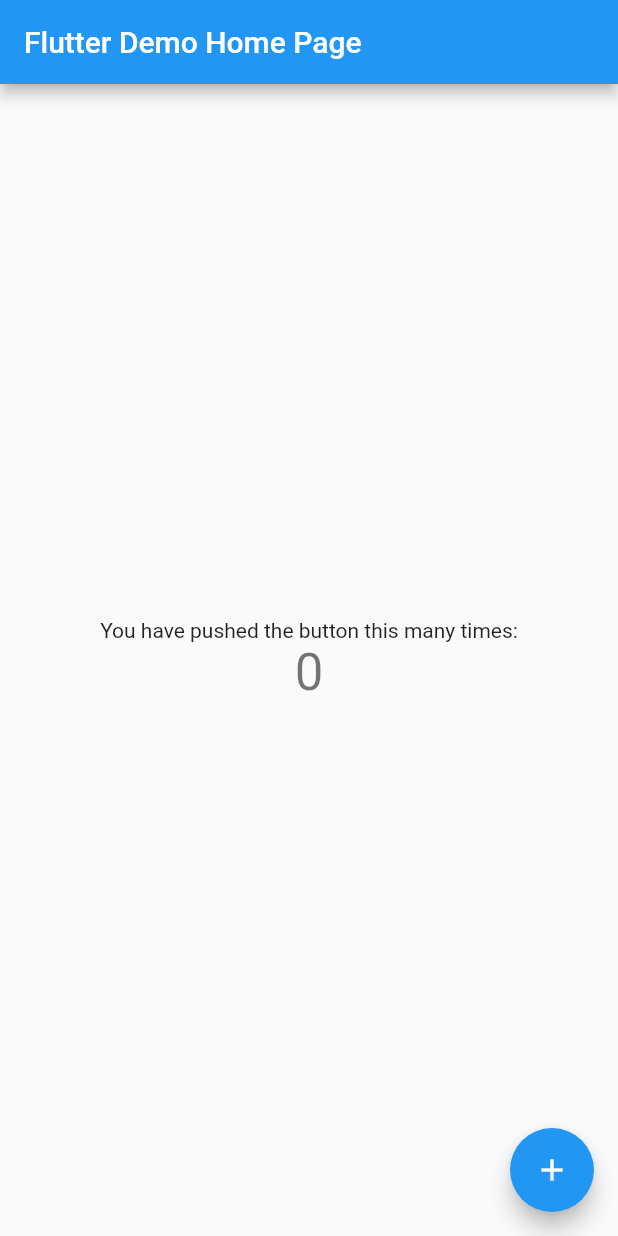
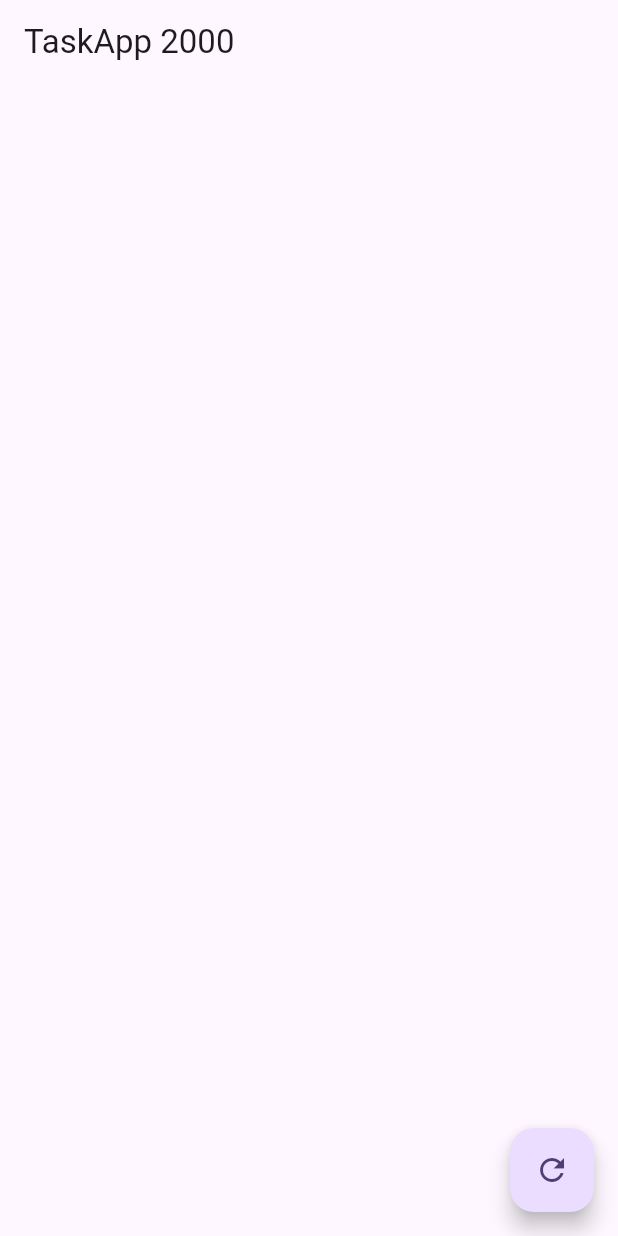
Before and after one commit to acan12/jajan12, a Flutter app: the screen it shows after launch, on a phone screen of 412 x 824 dp. Run offline on Flutter 3.47's test engine with Material 2 defaults, Android fonts, the light colour scheme and no system bars.

Commit message:
update sample demo app with clean architecture

```diff
--- a/lib/main.dart
+++ b/lib/main.dart
@@ -1,4 +1,6 @@
 import 'package:flutter/material.dart';
+
+import 'task/ui.dart';
 
 void main() {
   runApp(const MyApp());
@@ -11,105 +13,11 @@
   @override
   Widget build(BuildContext context) {
     return MaterialApp(
-      title: 'Flutter Demo',
       theme: ThemeData(
-        // This is the theme of your application.
-        //
-        // Try running your application with "flutter run". You'll see the
-        // application has a blue toolbar. Then, without quitting the app, try
-        // changing the primarySwatch below to Colors.green and then invoke
-        // "hot reload" (press "r" in the console where you ran "flutter run",
-        // or simply save your changes to "hot reload" in a Flutter IDE).
-        // Notice that the counter didn't reset back to zero; the application
-        // is not restarted.
-        primarySwatch: Colors.blue,
+        colorScheme: ColorScheme.fromSeed(seedColor: Colors.deepPurple),
+        useMaterial3: true,
       ),
-      home: const MyHomePage(title: 'Flutter Demo Home Page'),
+      home:  const TaskWidget(),
     );
   }
 }
-
-class MyHomePage extends StatefulWidget {
-  const MyHomePage({super.key, required this.title});
-
-  // This widget is the home page of your application. It is stateful, meaning
-  // that it has a State object (defined below) that contains fields that affect
-  // how it looks.
-
-  // This class is the configuration for the state. It holds the values (in this
-  // case the title) provided by the parent (in this case the App widget) and
-  // used by the build method of the State. Fields in a Widget subclass are
-  // always marked "final".
-
-  final String title;
-
-  @override
-  State<MyHomePage> createState() => _MyHomePageState();
-}
-
-class _MyHomePageState extends State<MyHomePage> {
-  int _counter = 0;
-
-  void _incrementCounter() {
-    setState(() {
-      // This call to setState tells the Flutter framework that something has
-      // changed in this State, which causes it to rerun the build method below
-      // so that the display can reflect the updated values. If we changed
-      // _counter without calling setState(), then the build method would not be
-      // called again, and so nothing would appear to happen.
-      _counter++;
-    });
-  }
-
-  @override
-  Widget build(BuildContext context) {
-    // This method is rerun every time setState is called, for instance as done
-    // by the _incrementCounter method above.
-    //
-    // The Flutter framework has been optimized to make rerunning build methods
-    // fast, so that you can just rebuild anything that needs updating rather
-    // than having to individually change instances of widgets.
-    return Scaffold(
-      appBar: AppBar(
-        // Here we take the value from the MyHomePage object that was created by
-        // the App.build method, and use it to set our appbar title.
-        title: Text(widget.title),
-      ),
-      body: Center(
-        // Center is a layout widget. It takes a single child and positions it
-        // in the middle of the parent.
-        child: Column(
-          // Column is also a layout widget. It takes a list of children and
-          // arranges them vertically. By default, it sizes itself to fit its
-          // children horizontally, and tries to be as tall as its parent.
-          //
-          // Invoke "debug painting" (press "p" in the console, choose the
-          // "Toggle Debug Paint" action from the Flutter Inspector in Android
-          // Studio, or the "Toggle Debug Paint" command in Visual Studio Code)
-          // to see the wireframe for each widget.
-          //
-          // Column has various properties to control how it sizes itself and
-          // how it positions its children. Here we use mainAxisAlignment to
-          // center the children vertically; the main axis here is the vertical
-          // axis because Columns are vertical (the cross axis would be
-          // horizontal).
-          mainAxisAlignment: MainAxisAlignment.center,
-          children: <Widget>[
-            const Text(
-              'You have pushed the button this many times:',
-            ),
-            Text(
-              '$_counter',
-              style: Theme.of(context).textTheme.headlineMedium,
-            ),
-          ],
-        ),
-      ),
-      floatingActionButton: FloatingActionButton(
-        onPressed: _incrementCounter,
-        tooltip: 'Increment',
-        child: const Icon(Icons.add),
-      ), // This trailing comma makes auto-formatting nicer for build methods.
-    );
-  }
-}
--- a/lib/task/ui.dart
+++ b/lib/task/ui.dart
@@ -0,0 +1,75 @@
+import 'package:flutter/material.dart';
+import 'repository.dart';
+import 'viewmodel.dart';
+
+import '../mvvm/observer.dart';
+import 'model.dart';
+
+class TaskWidget extends StatefulWidget {
+  const TaskWidget({super.key});
+
+  @override
+  State<StatefulWidget> createState() {
+    return _TaskWidgetState();
+  }
+}
+
+class _TaskWidgetState extends State<TaskWidget> implements EventObserver {
+// Consider making TaskRepository() a singleton by using a factory
+  final TaskViewModel _viewModel = TaskViewModel(TaskRepository());
+  bool _isLoading = false;
+  List<Task> _tasks = [];
+
+  @override
+  void initState() {
+    super.initState();
+    _viewModel.subscribe(this);
+  }
+
+  @override
+  void dispose() {
+    super.dispose();
+    _viewModel.unsubscribe(this);
+  }
+
+  @override
+  Widget build(BuildContext context) {
+    return Scaffold(
+        appBar: AppBar(
+          title: const Text("TaskApp 2000"),
+        ),
+        floatingActionButton: FloatingActionButton(
+          onPressed: () {
+            _viewModel.loadTasks();
+          },
+          child: const Icon(Icons.refresh),
+        ),
+        body: _isLoading
+            ? const Center(
+          child: CircularProgressIndicator(),
+        )
+            : ListView.builder(
+          itemCount: _tasks.length,
+          itemBuilder: (context, index) {
+            return ListTile(
+              title: Text(_tasks[index].title),
+              subtitle: Text(_tasks[index].description),
+            );
+          },
+        )
+    );
+  }
+
+  @override
+  void notify(ViewEvent event) {
+    if (event is LoadingEvent) {
+      setState(() {
+        _isLoading = event.isLoading;
+      });
+    } else if (event is TasksLoadedEvent) {
+      setState(() {
+        _tasks = event.tasks;
+      });
+    }
+  }
+}
--- a/lib/task/viewmodel.dart
+++ b/lib/task/viewmodel.dart
@@ -21,7 +21,8 @@
   void createTask(String title, String description) {
     notify(LoadingEvent(isLoading: true));
 
-    notify(TaskCreatedEvent());
+
+    notify(LoadingEvent(isLoading: false));
   }
 }
 
```
Also changed, not shown: 1 other file.
